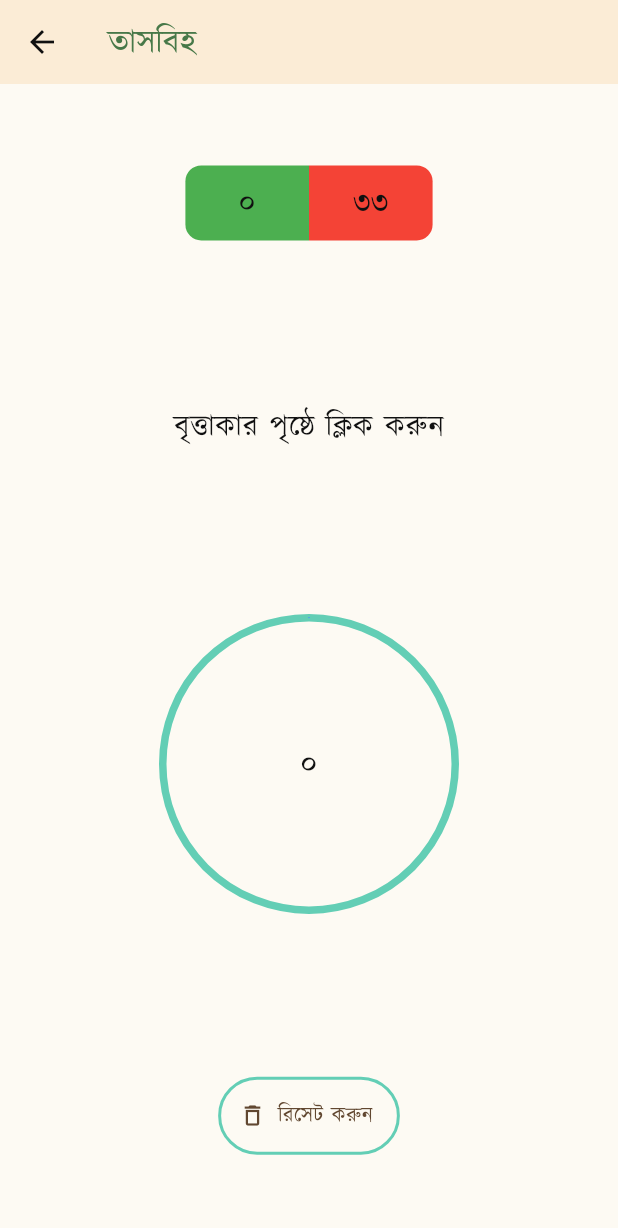
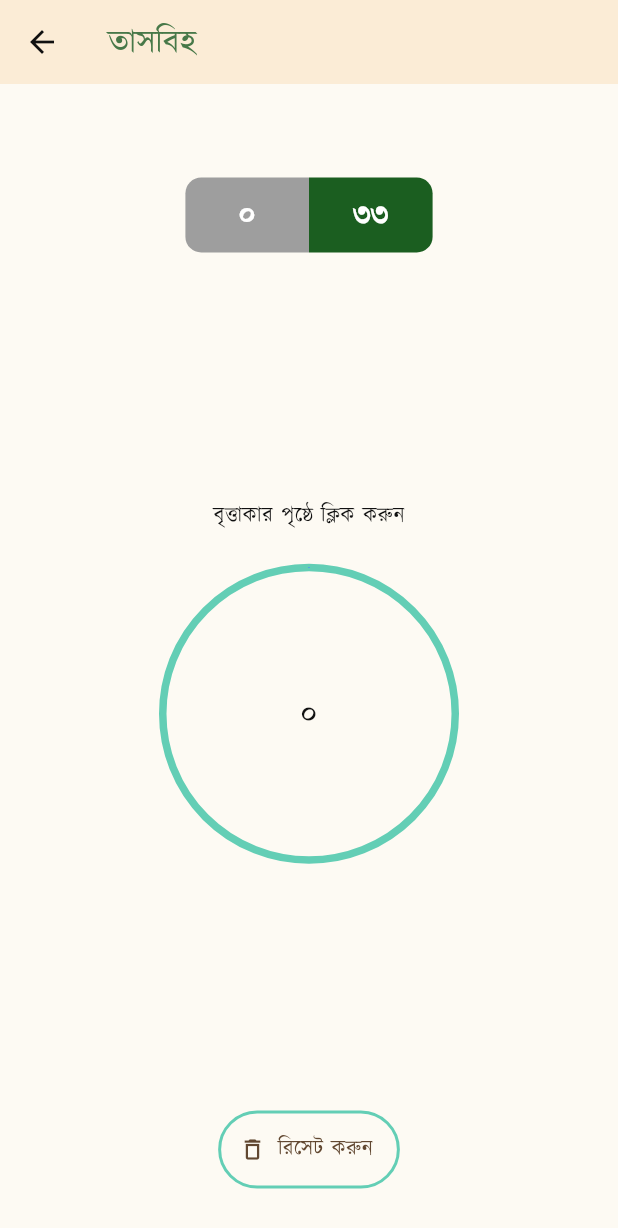
Before and after one commit to royalcourtbd/sunnah_songi, a Flutter app: the TasbihPage screen opened directly, on a phone screen of 412 x 824 dp. Shown: the top 1228 px of the screen. Run offline on Flutter 3.47's test engine with Material 3 defaults, Android fonts, the phone set to English and light mode, and no system bars; our stand-ins replace adhan, awesome_notifications, firebase_core, firebase_crashlytics, firebase_messaging, fluttertoast and 6 more; accounts and stored records are empty; statements that could not run were skipped; project files that could hold a hidden picture were left out.

Commit message:
tasbi page ui update

```diff
--- a/lib/app/modules/tasbih/ui/tasbih_page.dart
+++ b/lib/app/modules/tasbih/ui/tasbih_page.dart
@@ -5,6 +5,7 @@ import 'package:sunnah_songi/app/common/config/sunnah_screen.dart';
 import 'package:sunnah_songi/app/common/utils/string_converter.dart';
 import 'package:sunnah_songi/app/external_libs/circular_seek_bar-master/circular_seek_bar.dart';
 import 'package:sunnah_songi/app/modules/tasbih/controller/tasbih_controller.dart';
+import 'package:sunnah_songi/app/static/ui_const.dart';
 
 class TasbihPage extends StatelessWidget {
   const TasbihPage({super.key});
@@ -20,9 +21,11 @@ class TasbihPage extends StatelessWidget {
       body: GetBuilder<TasbihController>(
         builder: (controller) {
           return Column(
-            mainAxisAlignment: MainAxisAlignment.spaceAround,
+            mainAxisAlignment: MainAxisAlignment.center,
             crossAxisAlignment: CrossAxisAlignment.center,
             children: [
+              gapH20,
+              SizedBox(height: 5.percentHeight,),
               SizedBox(
                 height: 50,
                 width: 40.percentWidth,
@@ -33,38 +36,42 @@ class TasbihPage extends StatelessWidget {
                       height: 200,
                       width: 20.percentWidth,
                       decoration: BoxDecoration(
-                        color: Colors.green,
+                        color: Colors.grey[500],
                         borderRadius: BorderRadius.horizontal(
                           left: Radius.circular(tenPx),
                         ),
                       ),
                       child:  Text( convertTimeToBangla(controller.currentClick.toString()),
-                       style: const TextStyle(fontFamily: "Kalpurush",fontSize: 20)),
+                       style: const TextStyle(fontFamily: "Kalpurush",fontSize: 20, color: Colors.white, fontWeight: FontWeight.bold)),
                     ),
                     Container(
                       alignment: Alignment.center,
                       height: 200,
                       width: 20.percentWidth,
                       decoration: BoxDecoration(
-                        color: Colors.red,
+                        color: Colors.green[900],
                         borderRadius: BorderRadius.horizontal(
                           right: Radius.circular(tenPx),
                         ),
                       ),
                       child: const  Text("৩৩", style:  TextStyle(
                         fontFamily: "Kalpurush",
-                        fontSize: 20)),
+                        fontSize: 20,
+                        color: Colors.white, fontWeight: FontWeight.bold
+                        )),
                     ),
                   ],
                 ),
               ),
+              const Spacer(),
               const Text(
                 'বৃত্তাকার পৃষ্ঠে ক্লিক করুন',
                 style: TextStyle(
-                  fontSize: 20,
+                  fontSize: 14,
                   fontFamily: "Kalpurush"
                   ),
               ),
+              gapH20,
               CircularSeekBar(
                 width: double.infinity,
                 height: 200,
@@ -95,6 +102,7 @@ class TasbihPage extends StatelessWidget {
                   ),
                 ),
               ),
+              const Spacer(),
               Container(
                 decoration: BoxDecoration(
                   borderRadius: BorderRadius.circular(fiftyPx),
@@ -115,7 +123,9 @@ class TasbihPage extends StatelessWidget {
                     ),
                   ),
                 ),
-              )
+              ),
+              gapH30,
+
             ],
           );
         }
```
